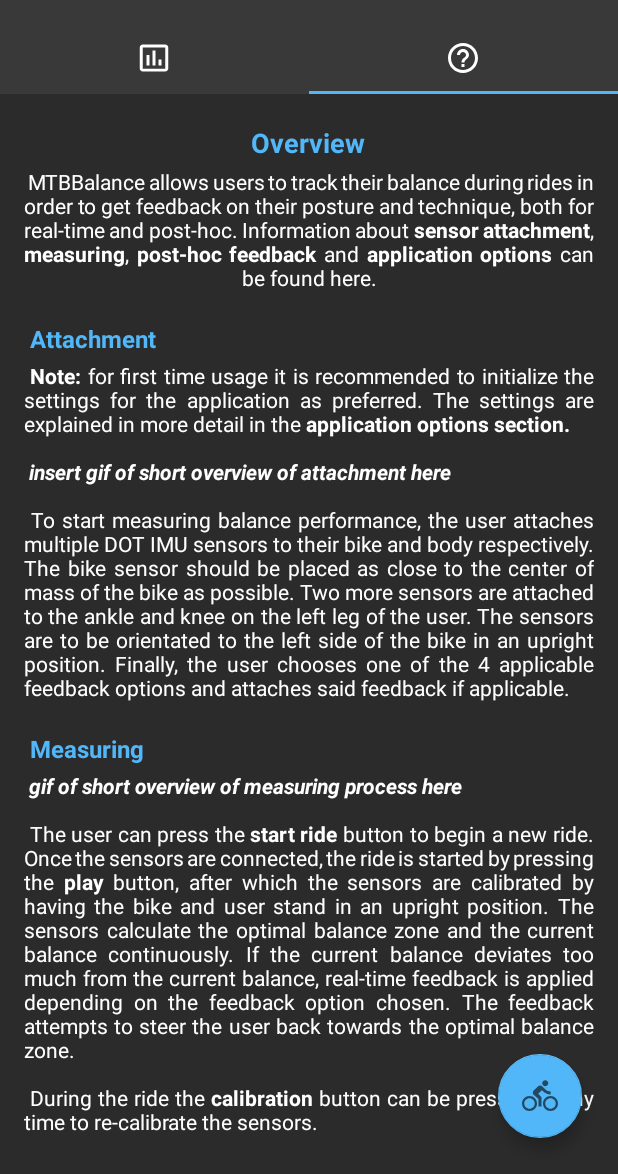
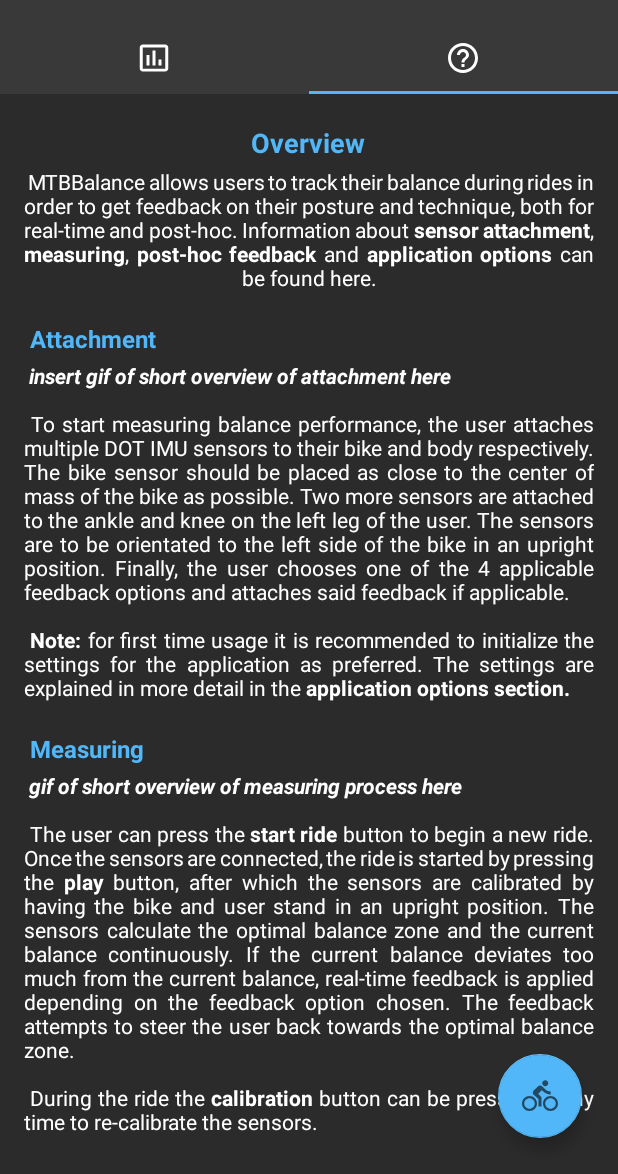
Before and after one commit to ETS-Android5/gmte-thesis, an Android app: the screen it shows after launch (MainActivity), tab 2 chosen, on a phone screen of 412 x 824 dp, the part 62-1236 px from its top. Run offline under Robolectric (Android 15) with nearby library versions, the phone set to English and light mode, and no system bars.

Commit message:
Installed gif library

```diff
--- a/MTBalance/app/build.gradle
+++ b/MTBalance/app/build.gradle
@@ -25,11 +25,13 @@
 dependencies {
     implementation fileTree(dir: "libs", include: ["*.jar"])
     implementation 'androidx.appcompat:appcompat:1.2.0'
-    implementation 'androidx.constraintlayout:constraintlayout:1.1.3'
+    implementation 'androidx.constraintlayout:constraintlayout:2.0.0'
     // Tab Layout
     implementation 'com.google.android.material:material:1.2.0'
     // Preferences
     implementation 'androidx.preference:preference:1.1.1'
+    // Gifs
+    implementation 'pl.droidsonroids.gif:android-gif-drawable:1.2.19'
     // AnyChart
     implementation 'com.github.AnyChart:AnyChart-Android:1.1.2'
     // Xsens Dot Sdk
--- a/MTBalance/app/src/main/res/values/strings.xml
+++ b/MTBalance/app/src/main/res/values/strings.xml
@@ -31,10 +31,6 @@
         can be found here.</string>
 
     <string name="attachment_string">
-        <b>Note:</b> for first time usage it is recommended to initialize the settings for the
-        application as preferred. The settings are explained in more detail in the <b>application
-        options section.</b>
-        \n\n
         <i><b>insert gif of short overview of attachment here</b></i>
         \n\n
         To start measuring balance performance, the user attaches multiple DOT IMU sensors to their
@@ -42,7 +38,11 @@
         of the bike as possible. Two more sensors are attached to the ankle and knee on the left leg
         of the user. The sensors are to be orientated to the left side of the bike in an upright
         position. Finally, the user chooses one of the 4 applicable feedback options and attaches
-        said feedback if applicable.</string>
+        said feedback if applicable.
+        \n\n
+        <b>Note:</b> for first time usage it is recommended to initialize the settings for the
+        application as preferred. The settings are explained in more detail in the <b>application
+        options section.</b></string>
 
     <string name="measuring_string">
         <i><b>gif of short overview of measuring process here</b></i>
```
